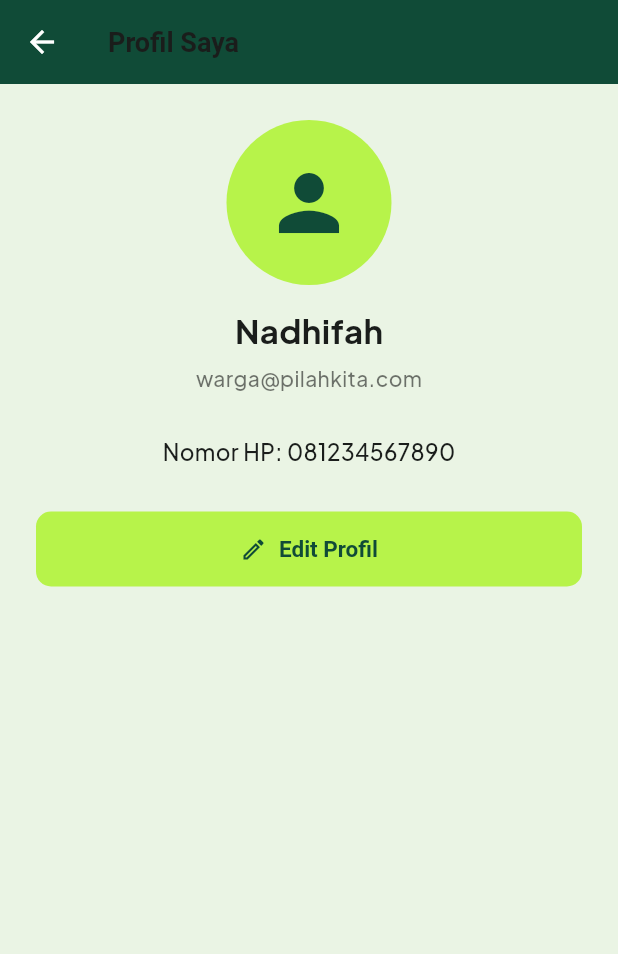
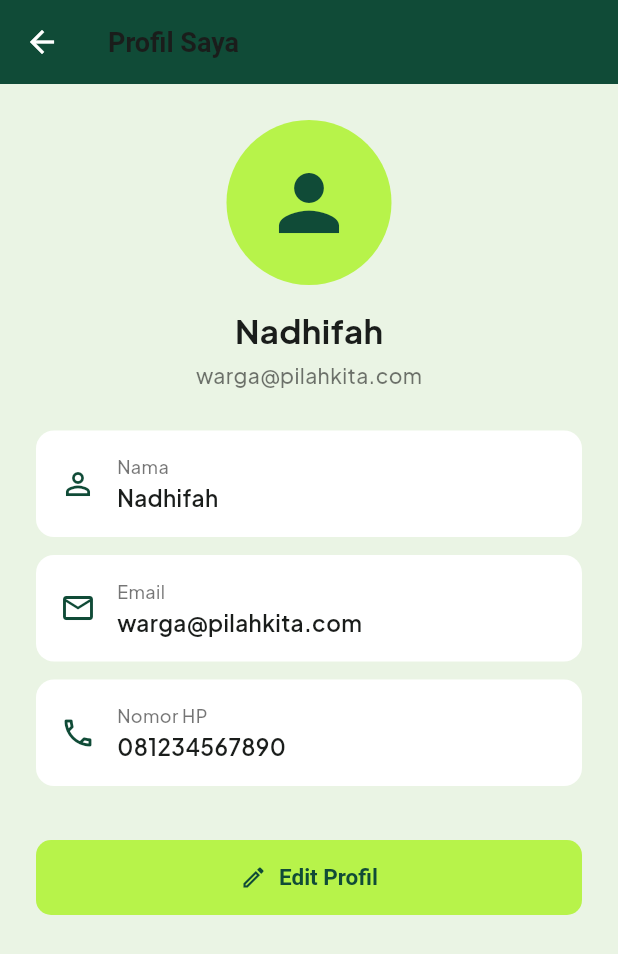
Before and after one commit to VallentinaStef/pilahKita, a Flutter app: the ProfilePage screen opened directly, on a phone screen of 412 x 824 dp. Shown: the top 954 px of the screen. Run offline on Flutter 3.47's test engine with Material 3 defaults, Android fonts, the phone set to English and light mode, and no system bars; our stand-ins replace flutter_svg, get, google_fonts.

Commit message:
nambahin yg edit profil

```diff
--- a/lib/presentation/pages/profil_page.dart
+++ b/lib/presentation/pages/profil_page.dart
@@ -1,8 +1,38 @@
 import 'package:flutter/material.dart';
 import 'edit_profil_page.dart';
 
-class ProfilePage extends StatelessWidget {
+class ProfilePage extends StatefulWidget {
   const ProfilePage({super.key});
+
+  @override
+  State<ProfilePage> createState() => _ProfilePageState();
+}
+
+class _ProfilePageState extends State<ProfilePage> {
+  String nama = 'Nadhifah';
+  String email = 'warga@pilahkita.com';
+  String hp = '081234567890';
+
+  Future<void> bukaEditProfil() async {
+    final hasil = await Navigator.push(
+      context,
+      MaterialPageRoute(
+        builder: (context) => EditProfilPage(
+          nama: nama,
+          email: email,
+          hp: hp,
+        ),
+      ),
+    );
+
+    if (hasil != null) {
+      setState(() {
+        nama = hasil['nama'];
+        email = hasil['email'];
+        hp = hasil['hp'];
+      });
+    }
+  }
 
   @override
   Widget build(BuildContext context) {
@@ -15,7 +45,7 @@ class ProfilePage extends StatelessWidget {
         title: const Text('Profil Saya'),
       ),
 
-      body: Padding(
+      body: SingleChildScrollView(
         padding: const EdgeInsets.all(24),
         child: Column(
           children: [
@@ -31,44 +61,50 @@ class ProfilePage extends StatelessWidget {
 
             const SizedBox(height: 16),
 
-            const Text(
-              'Nadhifah',
-              style: TextStyle(
+            Text(
+              nama,
+              style: const TextStyle(
                 fontSize: 22,
                 fontWeight: FontWeight.bold,
               ),
             ),
 
-            const SizedBox(height: 8),
+            const SizedBox(height: 6),
 
-            const Text(
-              'warga@pilahkita.com',
-              style: TextStyle(
+            Text(
+              email,
+              style: const TextStyle(
                 color: Colors.black54,
               ),
             ),
 
-            const SizedBox(height: 30),
+            const SizedBox(height: 28),
 
-            const Text(
-              'Nomor HP: 081234567890',
-              style: TextStyle(fontSize: 15),
+            _itemProfil(
+              Icons.person_outline,
+              'Nama',
+              nama,
             ),
 
-            const SizedBox(height: 30),
+            _itemProfil(
+              Icons.email_outlined,
+              'Email',
+              email,
+            ),
+
+            _itemProfil(
+              Icons.phone_outlined,
+              'Nomor HP',
+              hp,
+            ),
+
+            const SizedBox(height: 24),
 
             SizedBox(
               width: double.infinity,
               height: 50,
               child: ElevatedButton.icon(
-                onPressed: () {
-                  Navigator.push(
-                    context,
-                    MaterialPageRoute(
-                      builder: (context) => const EditProfilPage(),
-                    ),
-                  );
-                },
+                onPressed: bukaEditProfil,
                 icon: const Icon(Icons.edit_outlined),
                 label: const Text('Edit Profil'),
                 style: ElevatedButton.styleFrom(
@@ -82,4 +118,50 @@ class ProfilePage extends StatelessWidget {
       ),
     );
   }
+
+  Widget _itemProfil(
+    IconData icon,
+    String label,
+    String value,
+  ) {
+    return Container(
+      margin: const EdgeInsets.only(bottom: 12),
+      padding: const EdgeInsets.all(16),
+      decoration: BoxDecoration(
+        color: Colors.white,
+        borderRadius: BorderRadius.circular(12),
+      ),
+      child: Row(
+        children: [
+          Icon(
+            icon,
+            color: const Color(0xFF104B37),
+          ),
+          const SizedBox(width: 14),
+          Expanded(
+            child: Column(
+              crossAxisAlignment: CrossAxisAlignment.start,
+              children: [
+                Text(
+                  label,
+                  style: const TextStyle(
+                    fontSize: 12,
+                    color: Colors.black54,
+                  ),
+                ),
+                const SizedBox(height: 3),
+                Text(
+                  value,
+                  style: const TextStyle(
+                    fontSize: 15,
+                    fontWeight: FontWeight.w600,
+                  ),
+                ),
+              ],
+            ),
+          ),
+        ],
+      ),
+    );
+  }
 }
```
